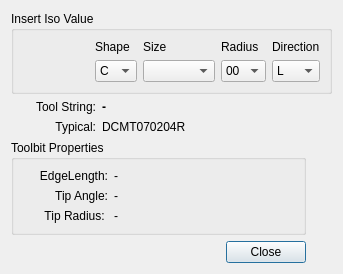
Above: Gui/Resources/panels/DlgTurnToolHelper.ui from dubstar-04/TurningAddon before the change. Below: the same form after it.
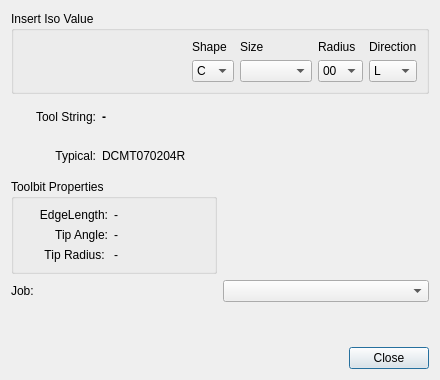
That is the form after the change.

Commit message: Add turning tools and controllers to CAM jobs from the tool helper

What changed in the file:
```diff
--- a/Gui/Resources/panels/DlgTurnToolHelper.ui
+++ b/Gui/Resources/panels/DlgTurnToolHelper.ui
@@ -6,8 +6,8 @@
    <rect>
     <x>0</x>
     <y>0</y>
-    <width>343</width>
-    <height>267</height>
+    <width>440</width>
+    <height>380</height>
    </rect>
   </property>
   <property name="windowTitle">
@@ -378,20 +378,37 @@
      </layout>
     </widget>
    </item>
-   <item row="4" column="1">
-    <spacer name="verticalSpacer">
-     <property name="orientation">
-      <enum>Qt::Vertical</enum>
+   <item row="4" column="0" colspan="2">
+    <layout class="QHBoxLayout" name="jobLayout">
+     <item>
+      <widget class="QLabel" name="job_label">
+       <property name="text">
+        <string>Job:</string>
+       </property>
+       <property name="buddy">
+        <cstring>job_cb</cstring>
+       </property>
+      </widget>
+     </item>
+     <item>
+      <widget class="QComboBox" name="job_cb"/>
+     </item>
+    </layout>
+   </item>
+   <item row="5" column="0" colspan="2">
+    <widget class="QLabel" name="status_label">
+     <property name="text">
+      <string/>
      </property>
-     <property name="sizeHint" stdset="0">
-      <size>
-       <width>20</width>
-       <height>5</height>
-      </size>
+     <property name="textFormat">
+      <enum>Qt::PlainText</enum>
      </property>
-    </spacer>
+     <property name="wordWrap">
+      <bool>true</bool>
+     </property>
+    </widget>
    </item>
-   <item row="5" column="0">
+   <item row="6" column="0" colspan="2">
     <widget class="QDialogButtonBox" name="buttonBox">
      <property name="orientation">
       <enum>Qt::Horizontal</enum>
```
The commit also changes 8 other files.
